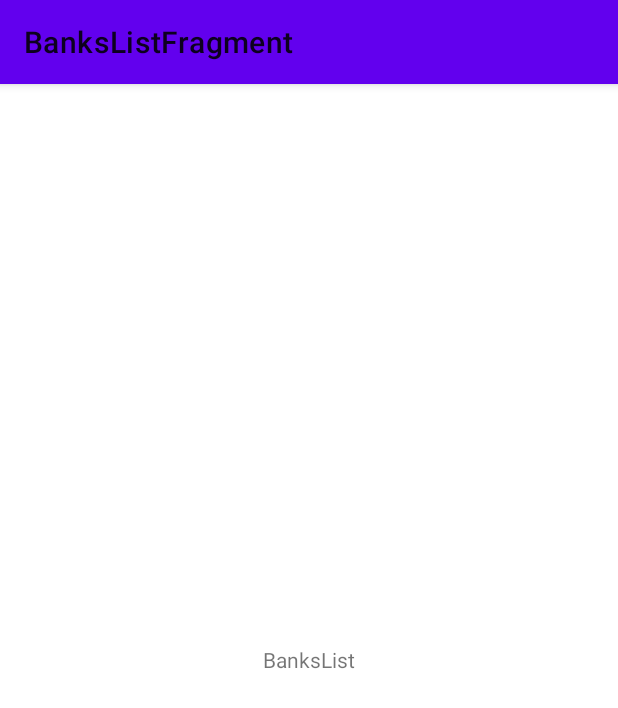
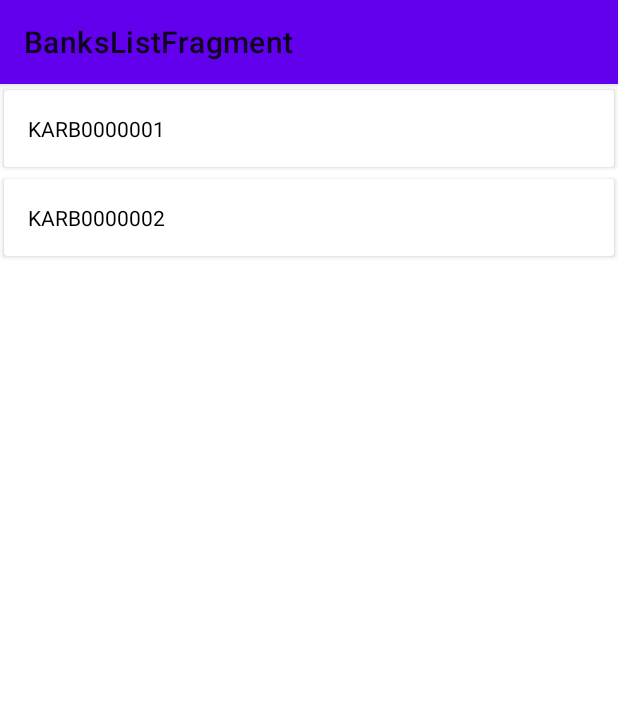
Before and after one commit to tdevika/BankDetails, an Android app: the screen it shows after launch (MainActivity), on a phone screen of 412 x 824 dp. Shown: the top 708 px of the screen. Run offline under Robolectric (Android 15) with nearby library versions, the phone set to English and light mode, and no system bars; our stand-ins replace Room's generated code, data binding, navigation-ui.

Commit message:
Implemented MVVM architecture

```diff
--- a/app/src/main/AndroidManifest.xml
+++ b/app/src/main/AndroidManifest.xml
@@ -4,6 +4,7 @@
 
     <application
         android:allowBackup="true"
+        android:name=".BanksApplication"
         android:icon="@mipmap/ic_launcher"
         android:label="@string/app_name"
         android:roundIcon="@mipmap/ic_launcher_round"
--- /dev/null
+++ b/app/src/main/java/com/example/bankdetails/BanksApplication.kt
@@ -0,0 +1,10 @@
+package com.example.bankdetails
+
+import android.app.Application
+import com.example.bankdetails.injection.component.DaggerAppComponent
+
+class BanksApplication : Application() {
+    val appComponent by lazy {
+        DaggerAppComponent.factory().create(this)
+    }
+}
--- /dev/null
+++ b/app/src/main/java/com/example/bankdetails/data/model/BanksListData.kt
@@ -0,0 +1,17 @@
+package com.example.bankdetails.data.model
+
+import androidx.room.Entity
+import androidx.room.PrimaryKey
+
+@Entity(tableName = "banks_list_table")
+data class BanksListData(
+    @PrimaryKey val IFSC: String,
+    val BANK: String,
+    val BRANCH: String,
+    val ADDRESS: String,
+    val CITY: String,
+    val CONTACT: String,
+    val RTGS:Boolean,
+    val DISTRICT:String,
+    val STATE:String
+)
--- /dev/null
+++ b/app/src/main/java/com/example/bankdetails/data/repository/BanksRepository.kt
@@ -0,0 +1,37 @@
+package com.example.bankdetails.data.repository
+
+import com.example.bankdetails.data.model.BanksListData
+import com.example.bankdetails.ui.home.BanksListAdapter
+import javax.inject.Inject
+
+class BanksRepository @Inject constructor() {
+
+    private val banksData = listOf<BanksListData>(
+        BanksListData(
+            "KARB0000001",
+            "Karnataka Bank",
+            "RTGS-HO",
+            "REGD. & HEAD OFFICE, P.B.NO.599, MAHAVEER CIRCLE, KANKANADY, MANGALORE - 575002",
+            "DAKSHINA KANNADA",
+            "2228222",
+            true,
+            "MANGALORE",
+            "KARNATAKA"
+        ),
+        BanksListData(
+            "KARB0000002",
+            "Karnataka Bank",
+            "RTGS-HO",
+            "REGD. & HEAD OFFICE, P.B.NO.599, MAHAVEER CIRCLE, KANKANADY, MANGALORE - 575002",
+            "DAKSHINA KANNADA",
+            "2228222",
+            true,
+            "MANGALORE",
+            "KARNATAKA"
+        )
+    )
+
+    fun getBanksList(): List<BanksListData> {
+        return banksData;
+    }
+}
--- a/app/src/main/java/com/example/bankdetails/ui/home/BanksListAdapter.kt
+++ b/app/src/main/java/com/example/bankdetails/ui/home/BanksListAdapter.kt
@@ -1,4 +1,44 @@
 package com.example.bankdetails.ui.home
 
-class BanksListAdapter {
+import android.view.LayoutInflater
+import android.view.ViewGroup
+import androidx.annotation.NonNull
+import androidx.recyclerview.widget.DiffUtil
+import androidx.recyclerview.widget.ListAdapter
+import androidx.recyclerview.widget.RecyclerView
+import com.example.bankdetails.data.model.BanksListData
+import com.example.bankdetails.databinding.ItemBanksListBinding
+import javax.inject.Inject
+
+class BanksListAdapter @Inject constructor() :
+    ListAdapter<BanksListData, BanksListAdapter.BanksListViewHolder>(diffUtils) {
+
+    override fun onCreateViewHolder(parent: ViewGroup, viewType: Int): BanksListViewHolder {
+        val binding =
+            ItemBanksListBinding.inflate(LayoutInflater.from(parent.context), parent, false)
+        return BanksListViewHolder(binding)
+    }
+
+    override fun onBindViewHolder(holder: BanksListViewHolder, position: Int) {
+        holder.bind(getItem(position))
+    }
+
+    inner class BanksListViewHolder(private val binding: ItemBanksListBinding) :
+        RecyclerView.ViewHolder(binding.root) {
+        fun bind(item: BanksListData) {
+            binding.bankData = item
+        }
+
+    }
 }
+
+val diffUtils = object : DiffUtil.ItemCallback<BanksListData>() {
+    override fun areItemsTheSame(oldItem: BanksListData, newItem: BanksListData): Boolean {
+        return oldItem.BANK == newItem.BANK
+    }
+
+    override fun areContentsTheSame(oldItem: BanksListData, newItem: BanksListData): Boolean {
+        return oldItem == newItem
+    }
+
+}
--- a/app/src/main/java/com/example/bankdetails/ui/home/BanksListFragment.kt
+++ b/app/src/main/java/com/example/bankdetails/ui/home/BanksListFragment.kt
@@ -1,20 +1,69 @@
 package com.example.bankdetails.ui.home
 
+import android.content.Context
 import android.os.Bundle
 import android.view.LayoutInflater
 import android.view.View
 import android.view.ViewGroup
 import androidx.fragment.app.Fragment
+import androidx.lifecycle.Observer
+import androidx.lifecycle.ViewModelProvider
+import androidx.recyclerview.widget.LinearLayoutManager
+import com.example.bankdetails.BanksApplication
 import com.example.bankdetails.databinding.FragmentBanksListBinding
+import com.example.bankdetails.utils.BanksListViewModelFactory
+import javax.inject.Inject
 
 class BanksListFragment : Fragment() {
+
+
+    @Inject
+    lateinit var viewModelFactory: BanksListViewModelFactory
+
+    @Inject
+    lateinit var banksListAdapter: BanksListAdapter
+
+    lateinit var viewModel: BanksListViewModel
     lateinit var binding: FragmentBanksListBinding
+
+
+    override fun onAttach(context: Context) {
+        super.onAttach(context)
+        (requireActivity().application as BanksApplication).appComponent.inject(this)
+    }
+
     override fun onCreateView(
         inflater: LayoutInflater,
         container: ViewGroup?,
         savedInstanceState: Bundle?
     ): View {
         binding = FragmentBanksListBinding.inflate(inflater, container, false)
+        binding.lifecycleOwner = viewLifecycleOwner
         return binding.root
     }
+
+    override fun onViewCreated(view: View, savedInstanceState: Bundle?) {
+        super.onViewCreated(view, savedInstanceState)
+        setupViewModel()
+        setupRecyclerView()
+        setObserver()
+    }
+
+    private fun setObserver() {
+        viewModel._banksList.observe(viewLifecycleOwner, Observer {
+            banksListAdapter.submitList(it)
+        })
+    }
+
+    private fun setupRecyclerView() {
+        binding.recycler.apply {
+            layoutManager =
+                LinearLayoutManager(requireContext(), LinearLayoutManager.VERTICAL, false)
+            adapter = banksListAdapter
+        }
+    }
+
+    private fun setupViewModel() {
+        viewModel = ViewModelProvider(this, viewModelFactory).get(BanksListViewModel::class.java)
+    }
 }
--- a/app/src/main/java/com/example/bankdetails/ui/home/BanksListUsecase.kt
+++ b/app/src/main/java/com/example/bankdetails/ui/home/BanksListUsecase.kt
@@ -1,4 +1,14 @@
 package com.example.bankdetails.ui.home
 
-class BanksListUsecase {
+import com.example.bankdetails.data.model.BanksListData
+import com.example.bankdetails.data.repository.BanksRepository
+import kotlinx.coroutines.Dispatchers
+import kotlinx.coroutines.withContext
+import javax.inject.Inject
+
+class BanksListUsecase @Inject constructor(val repository: BanksRepository) {
+    suspend fun getBankListData() :List<BanksListData> =
+        withContext(Dispatchers.IO) {
+            repository.getBanksList()
+    }
 }
--- a/app/src/main/java/com/example/bankdetails/ui/home/BanksListViewModel.kt
+++ b/app/src/main/java/com/example/bankdetails/ui/home/BanksListViewModel.kt
@@ -1,4 +1,28 @@
 package com.example.bankdetails.ui.home
 
-class BanksListViewModel {
+import androidx.lifecycle.LiveData
+import androidx.lifecycle.MutableLiveData
+import androidx.lifecycle.ViewModel
+import androidx.lifecycle.viewModelScope
+import com.example.bankdetails.data.model.BanksListData
+import kotlinx.coroutines.launch
+import javax.inject.Inject
+
+class BanksListViewModel @Inject constructor(private val banksListUsecase: BanksListUsecase) :
+    ViewModel() {
+
+    private var banksList = MutableLiveData<List<BanksListData>>()
+    val _banksList: LiveData<List<BanksListData>> = banksList
+
+    init {
+        getBanksListData()
+    }
+
+    private fun getBanksListData() {
+
+        viewModelScope.launch {
+            banksList.value=banksListUsecase.getBankListData()
+        }
+    }
+
 }
--- /dev/null
+++ b/app/src/main/java/com/example/bankdetails/utils/BanksListViewModelFactory.kt
@@ -0,0 +1,33 @@
+package com.example.bankdetails.utils
+
+import androidx.lifecycle.ViewModel
+import androidx.lifecycle.ViewModelProvider
+import javax.inject.Inject
+import javax.inject.Provider
+
+class BanksListViewModelFactory @Inject
+constructor(private val creators: Map<Class<out ViewModel>, @JvmSuppressWildcards Provider<ViewModel>>) :
+    ViewModelProvider.Factory {
+
+    override fun <T : ViewModel> create(modelClass: Class<T>): T {
+        var creator: Provider<out ViewModel>? = creators[modelClass]
+        if (creator == null) {
+            for ((key, value) in creators) {
+                if (modelClass.isAssignableFrom(key)) {
+                    creator = value
+                    break
+                }
+            }
+        }
+        if (creator == null) {
+            throw IllegalArgumentException("Unknown ViewModel class" + modelClass)
+        }
+        try {
+            @Suppress("UNCHECKED_CAST")
+            return creator.get() as T
+        } catch (e: Exception) {
+            throw RuntimeException(e)
+        }
+
+    }
+}
--- a/app/src/main/res/layout/fragment_banks_list.xml
+++ b/app/src/main/res/layout/fragment_banks_list.xml
@@ -5,10 +5,10 @@
 <RelativeLayout
     android:layout_width="match_parent"
     android:layout_height="match_parent">
-    <TextView
+    <androidx.recyclerview.widget.RecyclerView
+        android:id="@+id/recycler"
         android:layout_width="match_parent"
         android:layout_height="match_parent"
-        android:text="BanksList"
-        android:gravity="center"/>
+     />
 </RelativeLayout>
 </layout>
--- a/app/src/main/res/layout/item_banks_list.xml
+++ b/app/src/main/res/layout/item_banks_list.xml
@@ -1,6 +1,37 @@
 <?xml version="1.0" encoding="utf-8"?>
-<androidx.constraintlayout.widget.ConstraintLayout
-    xmlns:android="http://schemas.android.com/apk/res/android" android:layout_width="match_parent"
-    android:layout_height="match_parent">
+<layout xmlns:android="http://schemas.android.com/apk/res/android"
+    xmlns:app="http://schemas.android.com/apk/res-auto">
 
-</androidx.constraintlayout.widget.ConstraintLayout>
+    <data>
+
+        <variable
+            name="bankData"
+            type="com.example.bankdetails.data.model.BanksListData" />
+    </data>
+
+    <androidx.cardview.widget.CardView
+        android:layout_width="match_parent"
+        android:layout_height="wrap_content"
+        android:clickable="true"
+        app:cardCornerRadius="2dp"
+        app:cardElevation="2dp"
+        app:cardPreventCornerOverlap="true"
+        app:cardUseCompatPadding="true">
+
+        <androidx.constraintlayout.widget.ConstraintLayout
+            android:layout_width="match_parent"
+            android:layout_height="match_parent">
+
+            <TextView
+                android:layout_width="match_parent"
+                android:layout_height="wrap_content"
+                android:padding="16dp"
+                android:text="@{bankData.IFSC}"
+                android:textColor="@color/black"
+                app:layout_constraintStart_toStartOf="parent"
+                app:layout_constraintTop_toTopOf="parent" />
+
+
+        </androidx.constraintlayout.widget.ConstraintLayout>
+    </androidx.cardview.widget.CardView>
+</layout>
```
Also changed, not shown: app/build.gradle (+7 -2 lines), app/src/main/java/com/example/bankdetails/data/database/BanksListDao.kt (added, +7 -0 lines), app/src/main/java/com/example/bankdetails/data/database/BanksListDatabase.kt (added, +28 -0 lines), app/src/main/java/com/example/bankdetails/injection/component/AppComponent.kt (added, +18 -0 lines), app/src/main/java/com/example/bankdetails/injection/module/DatabaseModule.kt (added, +18 -0 lines), app/src/main/java/com/example/bankdetails/injection/module/ViewModelModule.kt (added, +21 -0 lines), app/src/main/java/com/example/bankdetails/injection/scope/ViewModelScope.kt (added, +11 -0 lines).
